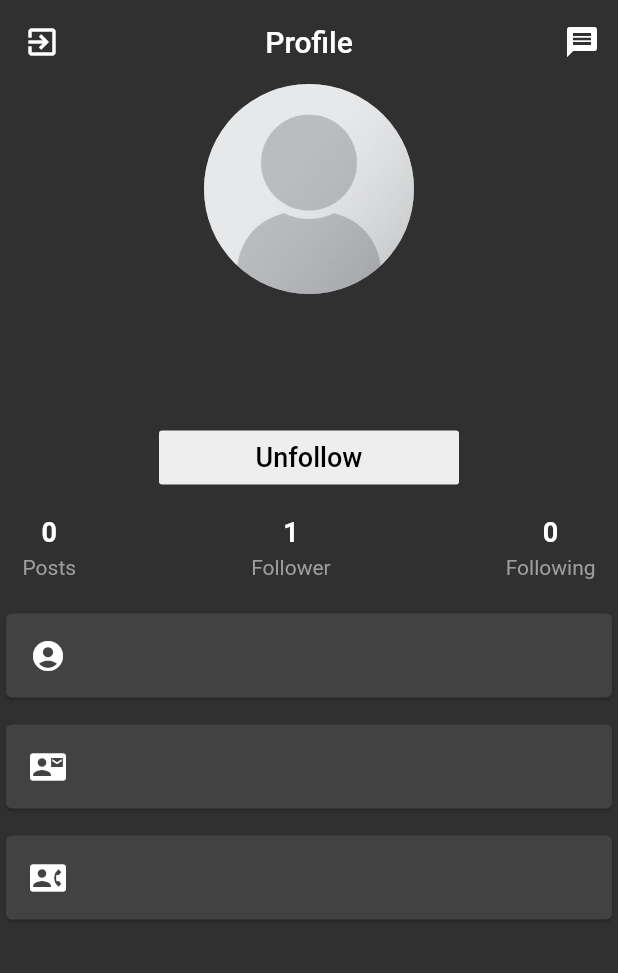
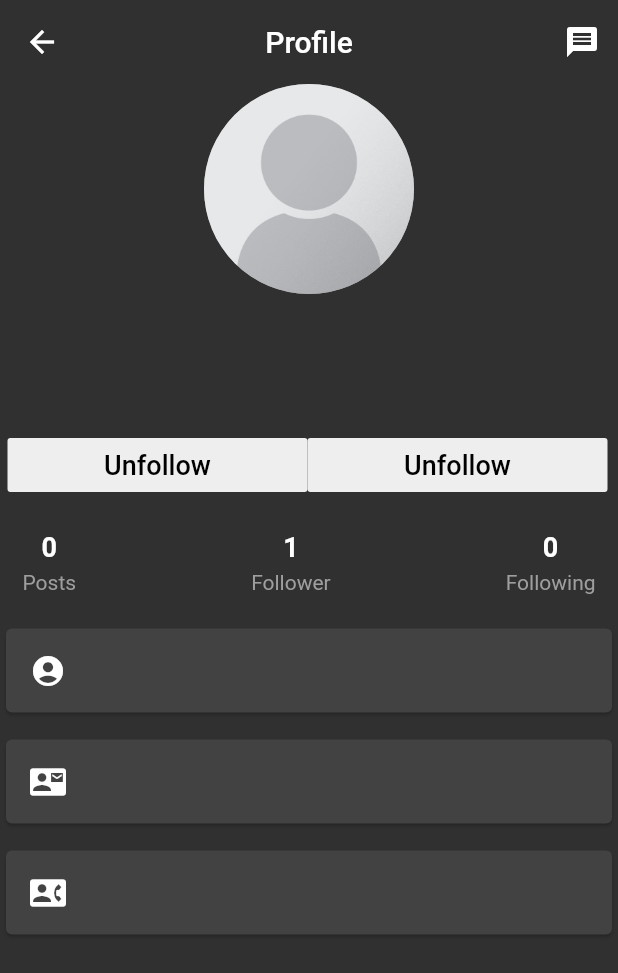
Before and after one commit to mauriciomac92/Flutter_App, a Flutter app: the ProfilePage screen opened directly, after a tap on "Follow", on a phone screen of 412 x 824 dp. Shown: the top 973 px of the screen. Run offline on Flutter 3.47's test engine with Material 2 defaults, Android fonts, the phone set to English and light mode, and no system bars; our stand-ins replace animated_text_kit, cached_network_image, cloud_firestore, firebase_auth, firebase_database, firebase_storage and 3 more; accounts and stored records are empty; Roboto replaces fonts that are missing (Montserrat); statements that could not run were skipped.

Commit message:
Update ProfilePage.dart

```diff
--- a/lib/ProfilePage.dart
+++ b/lib/ProfilePage.dart
@@ -6,7 +6,6 @@ import 'edit_profile_page.dart';
 import 'DatabaseService.dart';
 import 'constants.dart';
 import 'package:provider/provider.dart';
-import 'auth.dart';
 import 'MessagePage.dart';
 
 class ProfilePage extends StatefulWidget {
@@ -87,6 +86,41 @@ class _ProfilePageState extends State<ProfilePage> {
     });
   }
 
+  showMessage(User user) {
+    return user.id == Provider.of<UserData>(context).currentUserId
+        ? Container(
+      width: 200.0,
+      child: FlatButton(
+        onPressed: () => Navigator.push(
+          context,
+          MaterialPageRoute(
+            builder: (_) => EditProfilePage(
+              user: user,
+            ),
+          ),
+        ),
+        color: Colors.green,
+        textColor: Colors.white,
+        child: Text(
+          'Edit Profile',
+          style: TextStyle(fontSize: 18.0),
+        ),
+      ),
+    )
+        : Container(
+      width: 200.0,
+      child: FlatButton(
+        onPressed: _followOrUnfollow,
+        color: isFollowing ? Colors.grey[200] : Colors.blue,
+        textColor: isFollowing ? Colors.black : Colors.white,
+        child: Text(
+          isFollowing ? 'Unfollow' : 'Follow',
+          style: TextStyle(fontSize: 18.0),
+        ),
+      ),
+    );
+  }
+
   _displayButton(User user) {
     return user.id == Provider.of<UserData>(context).currentUserId
         ? Container(
@@ -151,8 +185,8 @@ class _ProfilePageState extends State<ProfilePage> {
         backgroundColor: Colors.transparent,
         elevation: 0.0,
         leading: IconButton(
-          icon: Icon(Icons.exit_to_app),
-          onPressed: () { Auth.logout(); },
+          icon: Icon(Icons.arrow_back),
+          onPressed: () { Navigator.pop(context); },
         ),
         title: Text('Profile'),
         actions: <Widget>[
@@ -207,7 +241,15 @@ class _ProfilePageState extends State<ProfilePage> {
                           color: Colors.grey,
                           fontSize: 18.0),
                     ),
+                    Padding(
+                    padding:EdgeInsets.all(5.0),
+                    child: Row(
+            children: <Widget> [
                     _displayButton(user),
+                    showMessage(user),
+            ]
+            ),
+                    ),
                     Padding(
                       padding: EdgeInsets.all(15.0),
                       child: Row(
```
